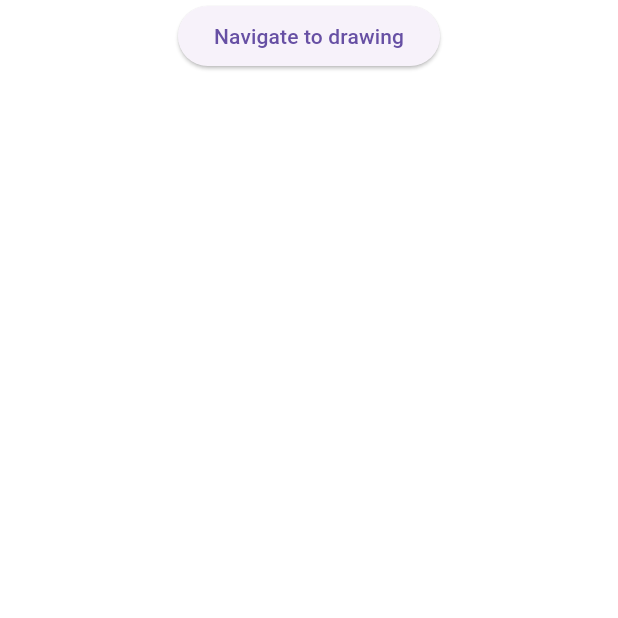
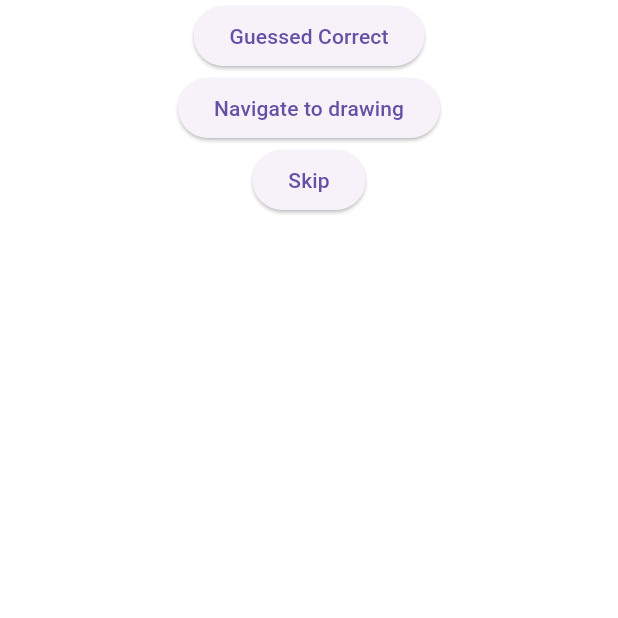
Before and after one commit to BrainRotGame/BrainRot, a Flutter app: the screen it shows after launch, on a phone screen of 412 x 824 dp, the top half of it. Run offline on Flutter 3.47's test engine with Material 3 defaults, Android fonts, the phone set to English and light mode, and no system bars.

Commit message:
added multiprovider, drawing page works now

```diff
--- a/lib/views/game_views/game_view.dart
+++ b/lib/views/game_views/game_view.dart
@@ -1,5 +1,3 @@
-import 'dart:async';
-
 import 'package:brainrot/views/game_views/draw_view.dart';
 import 'package:flutter/material.dart';
 
@@ -12,13 +10,17 @@ class GameView extends StatelessWidget {
     return Column(
       children: [
         ElevatedButton(onPressed: () => _navigateToDrawing(context),
-          child: const Text("Navigate to drawing"))
+          child: const Text("Guessed Correct")),
+        ElevatedButton(onPressed: () => _navigateToDrawing(context),
+          child: const Text("Navigate to drawing")),
+          ElevatedButton(onPressed: () => _navigateToDrawing(context),
+          child: const Text("Skip")),
       ],
 
     );
   }
 
   _navigateToDrawing(BuildContext context) {
-    Navigator.push(context, MaterialPageRoute(builder: (context) => const DrawView(width: 400, height: 400)));
+    Navigator.push(context, MaterialPageRoute(builder: (context) => const DrawView(width: 800, height: 400)));
   }
 }
```
Also changed, not shown: lib/main.dart (+11 -1 lines), lib/views/game_views/draw_view.dart (+4 -4 lines).
